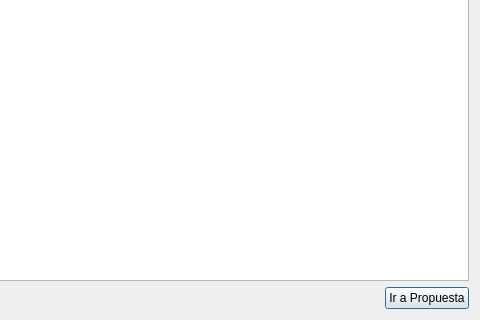
Above: ui/filterproposals.ui from OdairTrujillo/blockcheck before the change; both pictures show x 726 to 1206 and y 182 to 502 of the 1206 by 502 pixel window. Below: the same form after it.
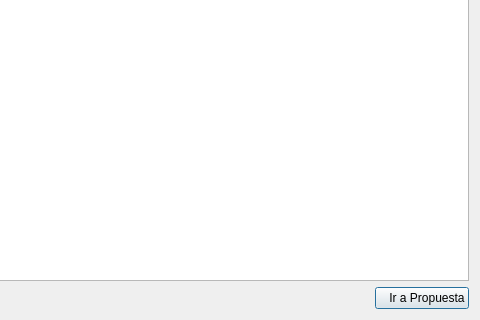
That is the form after the change. Icons and pictures are not drawn.

What changed in the file:
```diff
--- a/ui/filterproposals.ui
+++ b/ui/filterproposals.ui
@@ -280,10 +280,10 @@
    <item row="2" column="1">
     <widget class="QPushButton" name="goRecordButton">
      <property name="layoutDirection">
-      <enum>Qt::RightToLeft</enum>
+      <enum>Qt::LeftToRight</enum>
      </property>
      <property name="text">
-      <string>Ir a Propuesta</string>
+      <string>   Ir a Propuesta</string>
      </property>
      <property name="icon">
       <iconset resource="../resources/resources.qrc">
```
Left out of the diff: 6 changed lines with no effect on the pictures.
